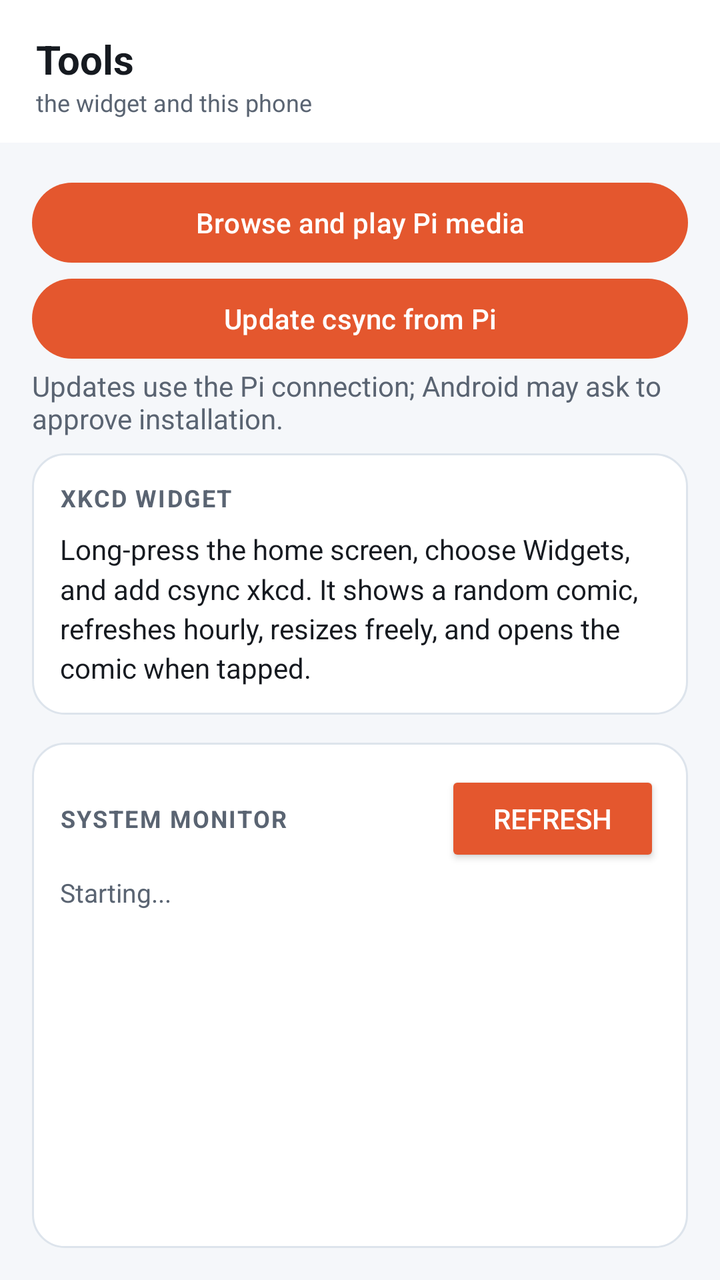
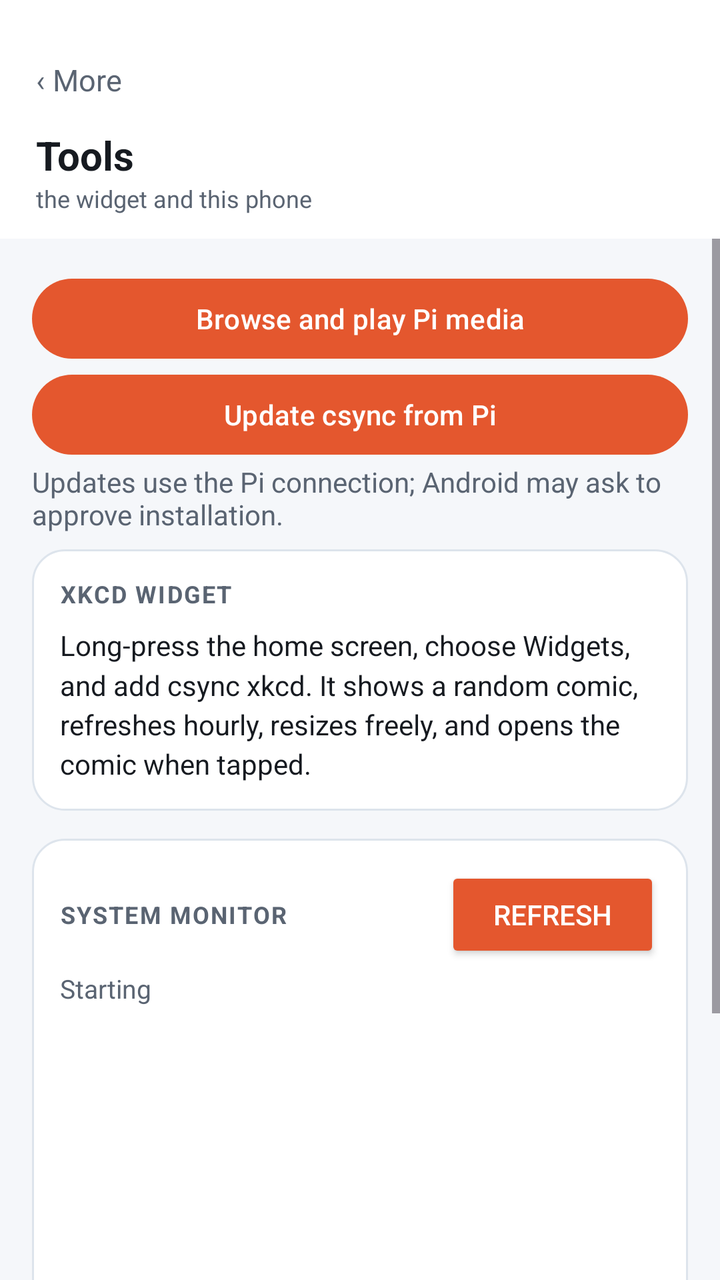

Before-and-after screenshots of an Android layout around one commit, followed by the original layout XML and the change that was made.
<!-- AndroidManifest.xml: application theme Theme.Csync -->
<!-- res/layout/page_tools.xml -->
<?xml version="1.0" encoding="utf-8"?>
<LinearLayout xmlns:android="http://schemas.android.com/apk/res/android"
    android:layout_width="match_parent"
    android:layout_height="match_parent"
    android:orientation="vertical"
    android:background="@color/bg">

    
    <LinearLayout
        android:layout_width="match_parent"
        android:layout_height="wrap_content"
        android:orientation="vertical"
        android:paddingLeft="18dp" android:paddingRight="18dp"
        android:paddingTop="16dp" android:paddingBottom="12dp"
        android:background="@color/surface">
        <TextView android:layout_width="wrap_content" android:layout_height="wrap_content"
            android:text="Tools" android:textSize="20sp" android:textStyle="bold" android:textColor="@color/text"/>
        <TextView android:layout_width="wrap_content" android:layout_height="wrap_content"
            android:text="the widget and this phone" android:textSize="12sp" android:textColor="@color/dim"/>
    </LinearLayout>

    <LinearLayout
        android:layout_width="match_parent"
        android:layout_height="0dp"
        android:layout_weight="1"
        android:orientation="vertical"
        android:padding="16dp">

        <Button android:id="@+id/tools_media"
            android:layout_width="match_parent" android:layout_height="wrap_content"
            android:text="Browse and play Pi media"/>

        <Button android:id="@+id/tools_update"
            android:layout_width="match_parent" android:layout_height="wrap_content"
            android:text="Update csync from Pi"/>
        <TextView android:id="@+id/tools_update_status"
            android:layout_width="match_parent" android:layout_height="wrap_content"
            android:textColor="@color/dim" android:paddingBottom="8dp"
            android:text="Updates use the Pi connection; Android may ask to approve installation."/>

        
        <LinearLayout
            android:layout_width="match_parent"
            android:layout_height="wrap_content"
            android:orientation="vertical"
            android:background="@drawable/card_bg"
            android:padding="14dp">
            <TextView android:layout_width="wrap_content" android:layout_height="wrap_content"
                android:text="XKCD WIDGET" android:textSize="12sp" android:textStyle="bold"
                android:textColor="@color/dim" android:letterSpacing="0.06" android:layout_marginBottom="8dp"/>
            <TextView android:layout_width="match_parent" android:layout_height="wrap_content"
                android:textSize="14sp" android:textColor="@color/text" android:lineSpacingMultiplier="1.2"
                android:text="Long-press the home screen, choose Widgets, and add csync xkcd. It shows a random comic, refreshes hourly, resizes freely, and opens the comic when tapped."/>
        </LinearLayout>

        
        <LinearLayout
            android:layout_width="match_parent"
            android:layout_height="0dp"
            android:layout_weight="1"
            android:orientation="vertical"
            android:background="@drawable/card_bg"
            android:padding="14dp"
            android:layout_marginTop="14dp">
            <LinearLayout android:layout_width="match_parent" android:layout_height="wrap_content"
                android:orientation="horizontal" android:gravity="center_vertical">
                <TextView android:layout_width="0dp" android:layout_weight="1" android:layout_height="wrap_content"
                    android:text="SYSTEM MONITOR" android:textSize="12sp" android:textStyle="bold"
                    android:textColor="@color/dim" android:letterSpacing="0.06"/>
                <Button android:id="@+id/sys_refresh"
                    style="?android:attr/buttonStyleSmall"
                    android:layout_width="wrap_content" android:layout_height="wrap_content"
                    android:text="Refresh"/>
            </LinearLayout>
            <TextView android:id="@+id/sys_status"
                android:layout_width="match_parent" android:layout_height="wrap_content"
                android:paddingTop="4dp" android:paddingBottom="6dp"
                android:textSize="13sp" android:textColor="@color/dim" android:text="Starting..."/>
            <ScrollView android:layout_width="match_parent" android:layout_height="0dp" android:layout_weight="1">
                <HorizontalScrollView android:layout_width="match_parent" android:layout_height="wrap_content">
                    <TextView android:id="@+id/sys_output"
                        android:layout_width="wrap_content" android:layout_height="wrap_content"
                        android:fontFamily="monospace" android:textSize="11sp"
                        android:textColor="@color/text" android:text=""/>
                </HorizontalScrollView>
            </ScrollView>
        </LinearLayout>
    </LinearLayout>
</LinearLayout>
<!-- resources referenced by this layout -->
<resources>
  <color name="bg">#F5F7FA</color>
  <color name="dim">#5A6472</color>
  <color name="surface">#FFFFFF</color>
  <color name="text">#161A20</color>
  <!-- drawable card_bg (drawable) -->
  <?xml version="1.0" encoding="utf-8"?>
  <shape xmlns:android="http://schemas.android.com/apk/res/android" android:shape="rectangle">
      <solid android:color="@color/surface"/>
      <corners android:radius="16dp"/>
      <stroke android:width="1dp" android:color="@color/border"/>
  </shape>
  <style name="Theme.Csync" parent="Theme.Material3.DayNight.NoActionBar">
          <item name="colorPrimary">@color/coral</item>
          <item name="colorOnPrimary">@color/onAccent</item>
          <item name="android:colorBackground">@color/bg</item>
          <item name="colorSurface">@color/surface</item>
          <item name="colorOnSurface">@color/text</item>
          <item name="colorOnBackground">@color/text</item>
          <item name="android:statusBarColor">@color/bg</item>
          <item name="android:navigationBarColor">@color/surface</item>
          <item name="android:windowLightStatusBar" tools:targetApi="m">true</item>
      </style>
  <color name="border">#DDE4EC</color>
  <color name="coral">#E4572E</color>
  <color name="onAccent">#FFFFFF</color>
</resources>

<!-- the commit's change to res/layout/page_tools.xml (unified diff, before → after) -->
@@ -13,18 +13,23 @@
         android:paddingLeft="18dp" android:paddingRight="18dp"
         android:paddingTop="16dp" android:paddingBottom="12dp"
         android:background="@color/surface">
+        <TextView android:id="@+id/tools_back" android:layout_width="wrap_content"
+            android:layout_height="48dp" android:minWidth="48dp" android:gravity="center_vertical"
+            android:text="‹ More" android:textSize="15sp" android:textColor="@color/dim"
+            android:background="?attr/selectableItemBackground"/>
         <TextView android:layout_width="wrap_content" android:layout_height="wrap_content"
             android:text="Tools" android:textSize="20sp" android:textStyle="bold" android:textColor="@color/text"/>
         <TextView android:layout_width="wrap_content" android:layout_height="wrap_content"
             android:text="the widget and this phone" android:textSize="12sp" android:textColor="@color/dim"/>
     </LinearLayout>
 
-    <LinearLayout
+    <ScrollView
         android:layout_width="match_parent"
         android:layout_height="0dp"
         android:layout_weight="1"
-        android:orientation="vertical"
-        android:padding="16dp">
+        android:fillViewport="true">
+      <LinearLayout android:layout_width="match_parent" android:layout_height="wrap_content"
+          android:orientation="vertical" android:padding="16dp">
 
         <Button android:id="@+id/tools_media"
             android:layout_width="match_parent" android:layout_height="wrap_content"
@@ -56,8 +61,7 @@
         
         <LinearLayout
             android:layout_width="match_parent"
-            android:layout_height="0dp"
-            android:layout_weight="1"
+            android:layout_height="wrap_content"
             android:orientation="vertical"
             android:background="@drawable/card_bg"
             android:padding="14dp"
@@ -75,8 +79,8 @@
             <TextView android:id="@+id/sys_status"
                 android:layout_width="match_parent" android:layout_height="wrap_content"
                 android:paddingTop="4dp" android:paddingBottom="6dp"
-                android:textSize="13sp" android:textColor="@color/dim" android:text="Starting..."/>
-            <ScrollView android:layout_width="match_parent" android:layout_height="0dp" android:layout_weight="1">
+                android:textSize="13sp" android:textColor="@color/dim" android:text="Starting"/>
+            <ScrollView android:layout_width="match_parent" android:layout_height="280dp">
                 <HorizontalScrollView android:layout_width="match_parent" android:layout_height="wrap_content">
                     <TextView android:id="@+id/sys_output"
                         android:layout_width="wrap_content" android:layout_height="wrap_content"
@@ -85,5 +89,6 @@
                 </HorizontalScrollView>
             </ScrollView>
         </LinearLayout>
-    </LinearLayout>
+      </LinearLayout>
+    </ScrollView>
 </LinearLayout>
